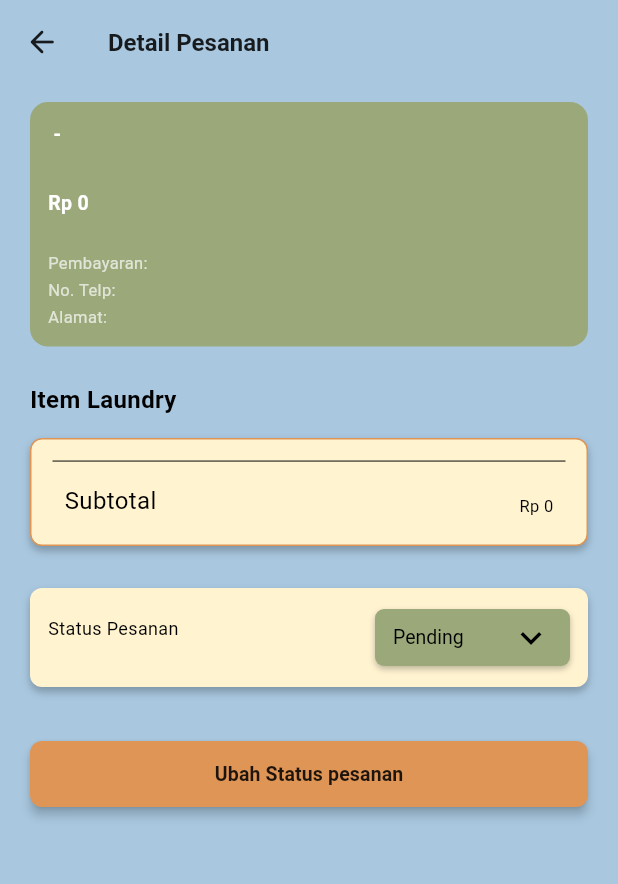
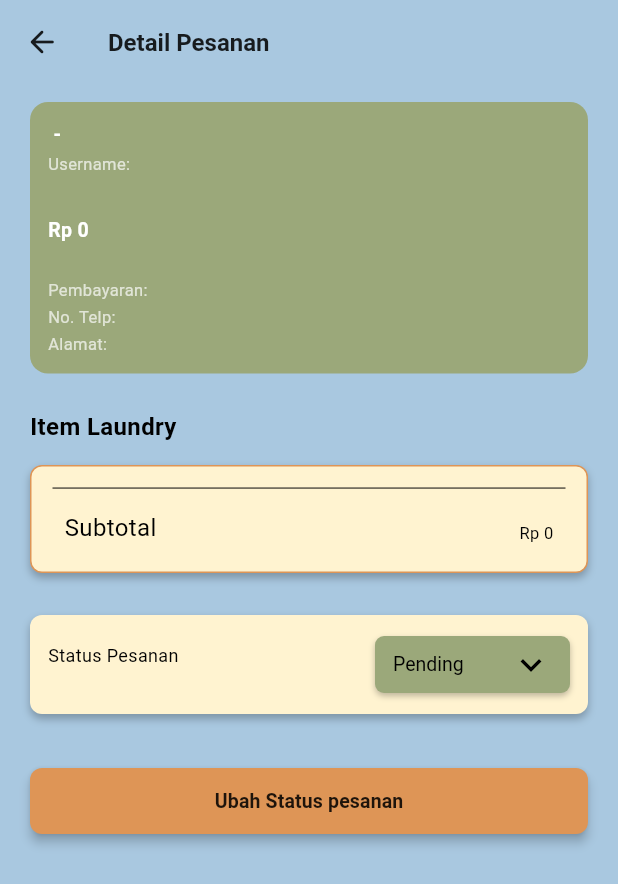
Before and after one commit to jkevinxccc/LaundryGO, a Flutter app: the DetailPesananPage screen opened directly with empty values, on a phone screen of 412 x 824 dp. Shown: the top 884 px of the screen. Run offline on Flutter 3.47's test engine with Material 3 defaults, Android fonts, the phone set to English and light mode, and no system bars; our stand-ins replace supabase_flutter; accounts and stored records are empty.

Commit message:
tampilkan username pelanggan pada kartu pesanan admin dan detail pesanan

```diff
--- a/lib/Admin/Detail/detail_pesanan.dart
+++ b/lib/Admin/Detail/detail_pesanan.dart
@@ -146,6 +146,11 @@ class _DetailPesananPageState extends State<DetailPesananPage> {
                         fontWeight: FontWeight.bold,
                         color: Colors.white,
                       ),
+                    ),
+                    const SizedBox(height: 2),
+                    Text(
+                      'Username: ${order['name']}',
+                      style: const TextStyle(fontSize: 11, color: Colors.white70),
                     ),
                     const SizedBox(height: 4),
                     Text(
```
Also changed, not shown: lib/services/supabase_service.dart (+9 -10 lines).
